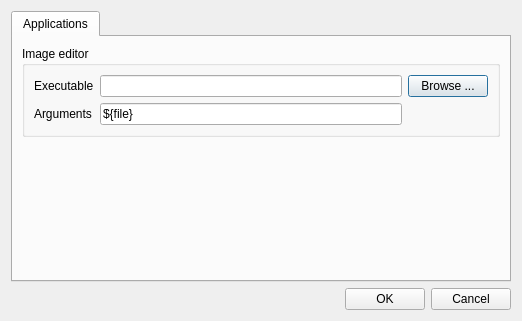
This is editor/gui/dlgsettings.ui in ensisoft/detonator as Qt 5 draws it before an edit. The edited form follows.
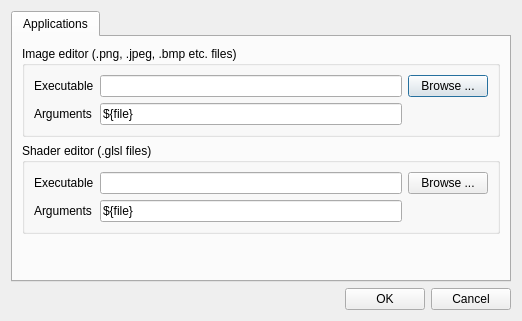
This is the edited form. Icons and pictures are not drawn.

Commit message:
Add external shader editor setting and lauching
Add external shader editor setting and lauching.

Diff of the .ui file:
```diff
--- a/editor/gui/dlgsettings.ui
+++ b/editor/gui/dlgsettings.ui
@@ -31,7 +31,7 @@
        <item>
         <widget class="QGroupBox" name="groupBox">
          <property name="title">
-          <string>Image editor</string>
+          <string>Image editor (.png, .jpeg, .bmp etc. files)</string>
          </property>
          <layout class="QGridLayout" name="gridLayout">
           <item row="0" column="0">
@@ -68,6 +68,46 @@
          </layout>
         </widget>
        </item>
+       <item>
+        <widget class="QGroupBox" name="groupBox_2">
+         <property name="title">
+          <string>Shader editor (.glsl files)</string>
+         </property>
+         <layout class="QGridLayout" name="gridLayout_2">
+          <item row="0" column="0">
+           <widget class="QLabel" name="label_3">
+            <property name="text">
+             <string>Executable</string>
+            </property>
+           </widget>
+          </item>
+          <item row="0" column="1">
+           <widget class="QLineEdit" name="edtShaderEditorExecutable"/>
+          </item>
+          <item row="0" column="2" colspan="2">
+           <widget class="QPushButton" name="btnSelectShaderEditor">
+            <property name="text">
+             <string>Browse ...</string>
+            </property>
+           </widget>
+          </item>
+          <item row="1" column="0">
+           <widget class="QLabel" name="label_4">
+            <property name="text">
+             <string>Arguments</string>
+            </property>
+           </widget>
+          </item>
+          <item row="1" column="1">
+           <widget class="QLineEdit" name="edtShaderEditorArguments">
+            <property name="text">
+             <string>${file}</string>
+            </property>
+           </widget>
+          </item>
+         </layout>
+        </widget>
+       </item>
        <item>
         <spacer name="verticalSpacer">
          <property name="orientation">
```
Left out of the diff: 3 changed lines with no effect on the pictures. The commit also changes 9 other files.
